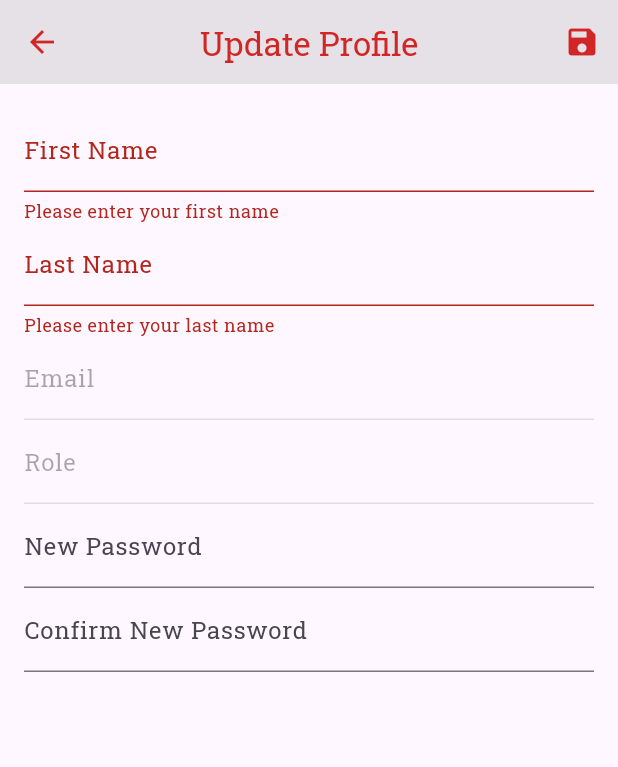
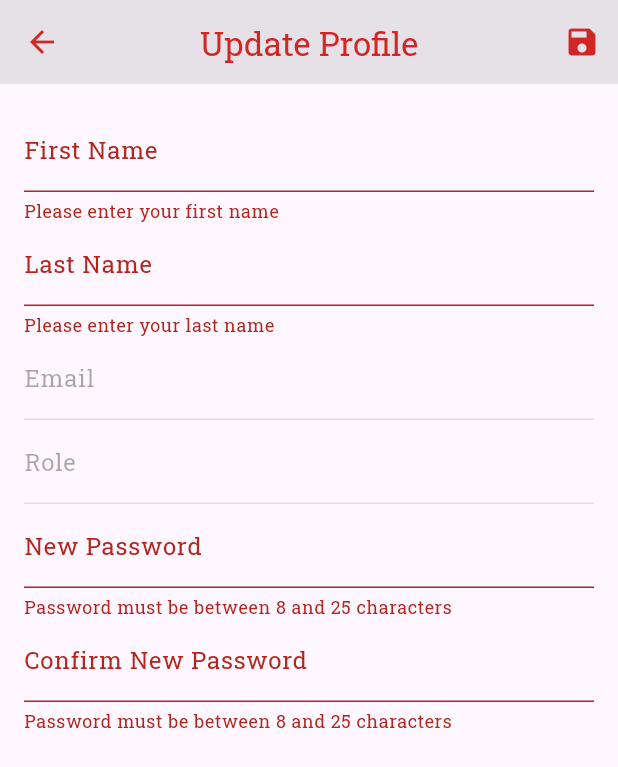
Before and after one commit to ayamaher205/Buses-ITI-Mobile-App, a Flutter app: the UpdateProfileScreen screen opened directly with empty values, after a tap on the "save" icon, on a phone screen of 412 x 824 dp. Shown: the top 767 px of the screen. Run offline on Flutter 3.47's test engine with Material 3 defaults, Android fonts, the phone set to English and light mode, and no system bars; our stand-ins replace email_validator, firebase_core, firebase_messaging, flutter_dotenv, flutter_map, geolocator and 5 more; missing offline and left inert: flutter_scrolling_fab_animated; accounts and stored records are empty.

Commit message:
add validation for new password

```diff
--- a/lib/screens/update_profile.dart
+++ b/lib/screens/update_profile.dart
@@ -61,6 +61,12 @@ class _UpdateProfileScreenState extends State<UpdateProfileScreen> {
     };
 
     if (_passwordController.text.isNotEmpty) {
+      if (_passwordController.text.length < 8 || _passwordController.text.length > 25) {
+        ScaffoldMessenger.of(context).showSnackBar(
+          SnackBar(content: Text('Password must be between 8 and 25 characters')),
+        );
+        return;
+      }
       updateData['password'] = _passwordController.text;
     }
 
@@ -102,6 +108,9 @@ class _UpdateProfileScreenState extends State<UpdateProfileScreen> {
   String? _validatePassword(String? value) {
     if (_passwordController.text != _confirmPasswordController.text) {
       return 'Passwords do not match';
+    }
+    if (value != null && (value.length < 8 || value.length > 25)) {
+      return 'Password must be between 8 and 25 characters';
     }
     return null;
   }
```
Also changed, not shown: lib/screens/profile.dart (+8 -8 lines).
